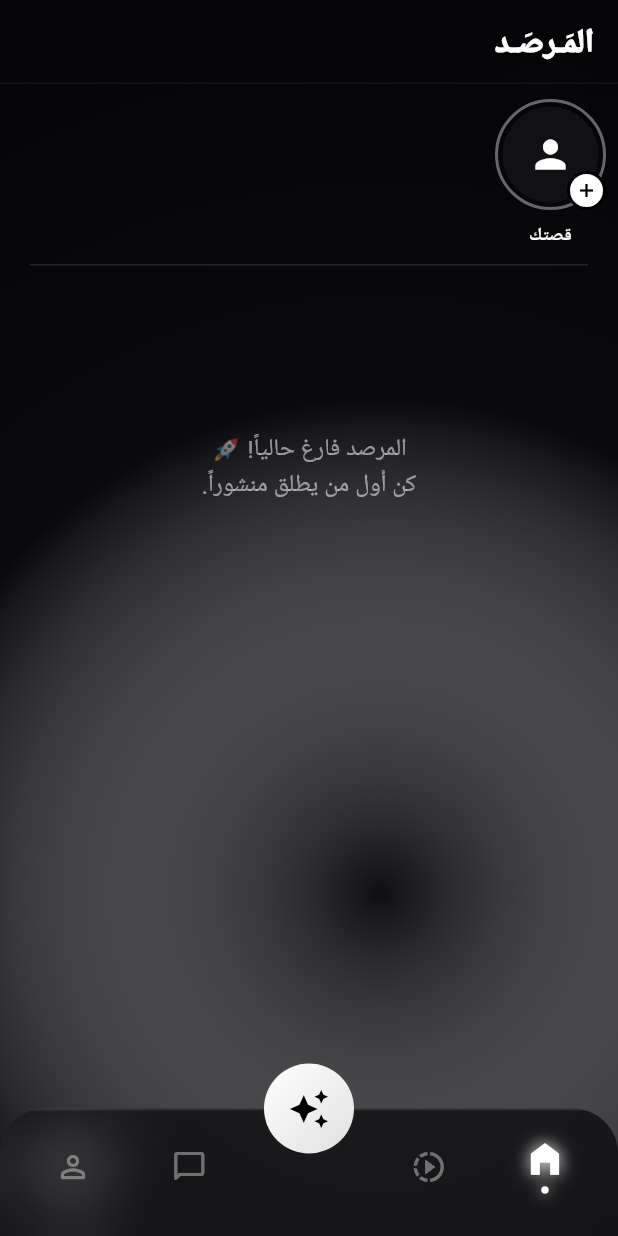
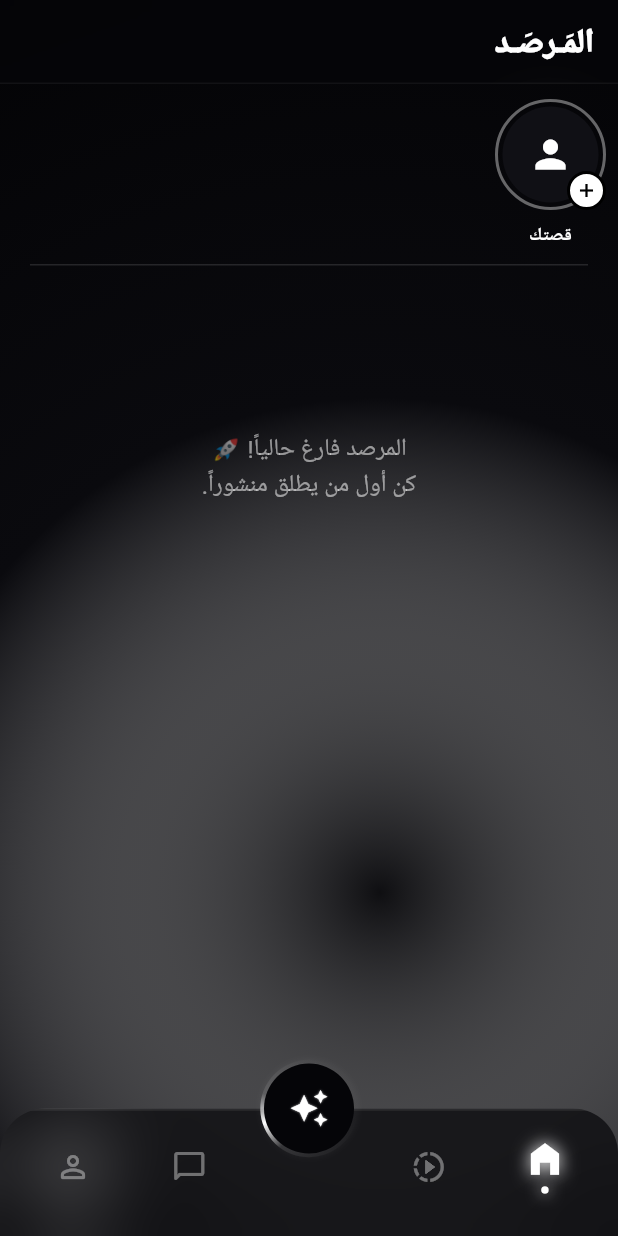
Before and after one commit to zainre/fadaa, a Flutter app: the screen it shows once a user with an empty profile is signed in, on a phone screen of 412 x 824 dp. Run offline on Flutter 3.47's test engine with Material 3 defaults, Android fonts, the phone set to English and light mode, and no system bars; our stand-ins replace cached_network_image, cloud_firestore, firebase_auth, firebase_core, firebase_storage, google_generative_ai and 4 more; accounts and stored records are empty.

Commit message:
Update home_screen.dart

```diff
--- a/lib/screens/home_screen.dart
+++ b/lib/screens/home_screen.dart
@@ -1,5 +1,6 @@
 import 'package:flutter/material.dart';
 import 'dart:ui';
+import 'dart:math' as math; // أضفنا هذا من أجل حسابات الدوران
 
 // استدعاء جميع شاشات تطبيق فضاء
 import 'feed_screen.dart';
@@ -17,9 +18,12 @@ class HomeScreen extends StatefulWidget {
   State<HomeScreen> createState() => _HomeScreenState();
 }
 
-class _HomeScreenState extends State<HomeScreen> with SingleTickerProviderStateMixin {
+// ⚠️ تغيير مهم: استخدمنا TickerProviderStateMixin بدلاً من Single لدعم أكثر من أنميشن
+class _HomeScreenState extends State<HomeScreen> with TickerProviderStateMixin {
   int _currentIndex = 0;
-  late AnimationController _fabController;
+
+  late AnimationController _pulseController;
+  late AnimationController _rotationController;
 
   // القائمة النهائية للشاشات
   final List<Widget> _screens = [
@@ -32,16 +36,24 @@ class _HomeScreenState extends State<HomeScreen> with SingleTickerProviderStateM
   @override
   void initState() {
     super.initState();
-    // أنميشن نبض فاخر لزر الذكاء الاصطناعي (سديم)
-    _fabController = AnimationController(
+
+    // 1. أنميشن النبض (يكبر ويصغر ويتوهج)
+    _pulseController = AnimationController(
       vsync: this,
       duration: const Duration(seconds: 2),
     )..repeat(reverse: true);
+
+    // 2. أنميشن الدوران المستمر (حلقة الضوء الفاخرة حول سديم)
+    _rotationController = AnimationController(
+      vsync: this,
+      duration: const Duration(seconds: 4),
+    )..repeat();
   }
 
   @override
   void dispose() {
-    _fabController.dispose();
+    _pulseController.dispose();
+    _rotationController.dispose();
     super.dispose();
   }
 
@@ -57,37 +69,69 @@ class _HomeScreenState extends State<HomeScreen> with SingleTickerProviderStateM
       ),
 
       // -----------------------------------------------------
-      // الزر العائم المركزي (سَديم) - يطفو وينبض بلمسة بلاتينية
+      // الزر العائم المركزي (سَديم) - أنميشن الثقب الأسود المتوهج
       // -----------------------------------------------------
       floatingActionButton: AnimatedBuilder(
-        animation: _fabController,
+        animation: Listenable.merge([_pulseController, _rotationController]),
         builder: (context, child) {
-          return Container(
-            height: 60,
-            width: 60,
+          return GestureDetector(
+            onTap: () {
+              Navigator.push(context, MaterialPageRoute(builder: (_) => const AIAssistantScreen()));
+            },
+            child: Container(
+              height: 65,
+              width: 65,
               decoration: BoxDecoration(
                 shape: BoxShape.circle,
                 boxShadow: [
                   BoxShadow(
-                  color: Colors.white.withOpacity(0.3 * _fabController.value),
-                  blurRadius: 20 * _fabController.value,
-                  spreadRadius: 5 * _fabController.value,
+                    color: Colors.white.withOpacity(0.3 * _pulseController.value),
+                    blurRadius: 25 * _pulseController.value,
+                    spreadRadius: 8 * _pulseController.value,
                   )
                 ],
-              gradient: const LinearGradient(
-                colors: [Colors.white, Color(0xFFE0E0E0)], // تدرج أبيض/فضي
-                begin: Alignment.topLeft,
-                end: Alignment.bottomRight,
+              ),
+              child: Stack(
+                alignment: Alignment.center,
+                children: [
+                  // 1. حلقة الضوء الدوارة (Sweep Gradient)
+                  Transform.rotate(
+                    angle: _rotationController.value * 2 * math.pi,
+                    child: Container(
+                      decoration: BoxDecoration(
+                        shape: BoxShape.circle,
+                        gradient: SweepGradient(
+                          colors: [
+                            Colors.transparent,
+                            Colors.white.withOpacity(0.1),
+                            Colors.white,
+                            Colors.white.withOpacity(0.1),
+                            Colors.transparent,
+                          ],
+                          stops: const [0.0, 0.4, 0.5, 0.6, 1.0],
                         ),
                       ),
-            child: FloatingActionButton(
-              onPressed: () {
-                Navigator.push(context, MaterialPageRoute(builder: (_) => const AIAssistantScreen()));
-              },
-              backgroundColor: Colors.transparent,
-              elevation: 0,
-              tooltip: 'المُرشِد سديم',
-              child: const Icon(Icons.auto_awesome, color: Colors.black, size: 28),
+                    ),
+                  ),
+                  // 2. النواة الداكنة (لإعطاء تأثير الحلقة المجوفة)
+                  Container(
+                    margin: const EdgeInsets.all(2.5), // سُمك الحلقة الضوئية
+                    decoration: const BoxDecoration(
+                      shape: BoxShape.circle,
+                      color: Color(0xFF050508), // لون الأوبسيديان ليتماشى مع الخلفية
+                    ),
+                  ),
+                  // 3. أيقونة سديم النابضة التي تكبر وتصغر
+                  Icon(
+                    Icons.auto_awesome,
+                    color: Colors.white,
+                    size: 26 + (4 * _pulseController.value), // تكبر وتصغر برقة
+                    shadows: [
+                      Shadow(color: Colors.white, blurRadius: 10 * _pulseController.value)
+                    ],
+                  ),
+                ],
+              ),
             ),
           );
         }
```
Lines whose indentation alone changed are shown as unchanged.
